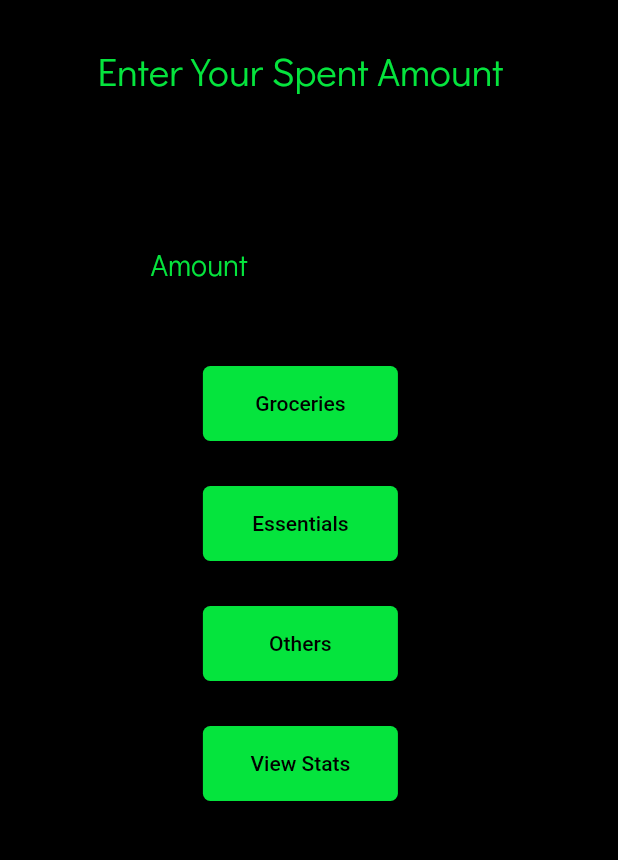
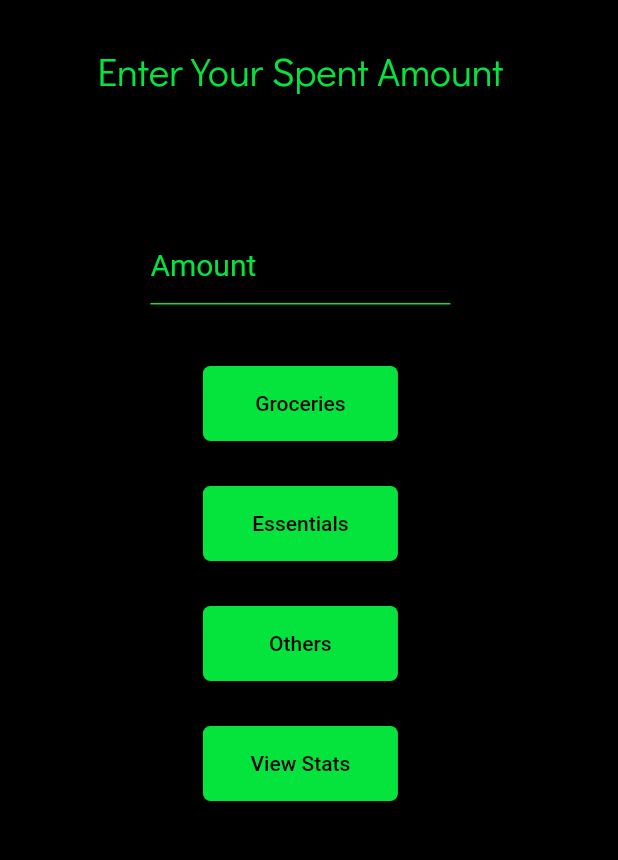
Before and after one commit to MoryaNischay/MobileApp, a Flutter app: the SecondRoute screen opened directly, after a tap on "Groceries", on a phone screen of 412 x 824 dp, the part 84-944 px from its top. Run offline on Flutter 3.47's test engine with Material 2 defaults, Android fonts, the phone set to English and light mode, and no system bars; our stand-ins replace cloud_firestore, firebase_auth, firebase_core, shared_preferences; accounts and stored records are empty; Roboto replaces fonts that are missing (DidactGotgic).

```diff
--- a/lib/screens/lentstats.dart
+++ b/lib/screens/lentstats.dart
@@ -1,10 +1,30 @@
 // ignore_for_file: must_be_immutable, non_constant_identifier_names
 
+import 'package:cloud_firestore/cloud_firestore.dart';
+
+
+import 'package:firebase_auth/firebase_auth.dart';
 import 'package:flutter/material.dart';
 import 'package:newapp/themecode/themecode.dart';
 
-class LentStats extends StatelessWidget {
+class LentStats extends StatefulWidget {
   const LentStats({Key? key}) : super(key: key);
+
+  @override
+  State<LentStats> createState() => _LentStatsState();
+}
+
+class _LentStatsState extends State<LentStats> {
+  FirebaseAuth auth = FirebaseAuth.instance;
+
+  // Future GetMoney() async {
+  //   String uid = auth.currentUser!.uid.toString();
+  //   var data =
+  //       FirebaseFirestore.instance.collection('MoneyLent').doc(uid).get();
+  //   print(data);
+  // }
+
+
 
   @override
   Widget build(BuildContext context) {
@@ -26,7 +46,6 @@ class LentStats extends StatelessWidget {
         ),
       ),
       body: Center(
-        child: Center(
         child: Column(
           children: const [
             SizedBox(
@@ -35,13 +54,9 @@ class LentStats extends StatelessWidget {
             Text(
               'Amount Lent to others ',
               style: TextStyle(
-                    color: razerColor,
-                    fontFamily: 'DidactGothic',
-                    fontSize: 24),
+                  color: razerColor, fontFamily: 'DidactGothic', fontSize: 24),
             ),
-
           ],
-          ),
         ),
       ),
     );
--- a/lib/screens/secondpage.dart
+++ b/lib/screens/secondpage.dart
@@ -6,10 +6,12 @@ import 'package:flutter/material.dart';
 import 'package:newapp/screens/statspage.dart';
 import 'package:newapp/themecode/themecode.dart';
 import 'package:shared_preferences/shared_preferences.dart';
+import 'package:firebase_auth/firebase_auth.dart';
+import 'package:cloud_firestore/cloud_firestore.dart';
 
 // ignore: must_be_immutable
 class SecondRoute extends StatefulWidget {
-  const SecondRoute({Key? key}) : super(key: key);
+  SecondRoute({Key? key}) : super(key: key);
 
   @override
   Valid createState() => Valid();
@@ -20,7 +22,7 @@ class SecondRoute extends StatefulWidget {
 class Valid extends State<SecondRoute> {
   // declare a variable to keep track of the input text
   String amount = ' ';
-
+  final TextEditingController _controllerField = TextEditingController();
   int _groceries = 0;
   int _essentials = 0;
   int _others = 0;
@@ -122,30 +124,48 @@ class Valid extends State<SecondRoute> {
             ConstrainedBox(
               constraints:
                   const BoxConstraints.tightFor(width: 200, height: 100),
-              child: TextFormField(
-                  onChanged: (val) => setState(() {
-                        amount = val;
-
-                        //
-                      }),
-                  keyboardType: TextInputType.number,
-                  cursorColor: razerColor,
-                  style: const TextStyle(color: razerColor, fontSize: 30),
-                  decoration: const InputDecoration(
+              child: TextField(
+                controller: _controllerField,
+                keyboardType: TextInputType.number,
+                cursorColor: razerColor,
+                style: const TextStyle(color: razerColor, fontSize: 30),
+                decoration: const InputDecoration(
                     hintStyle: (TextStyle(
                         color: razerColor,
-                        fontFamily: 'DidactGothic',
+                        fontFamily: 'DidactGotgic',
                         fontSize: 20)),
-                    border: UnderlineInputBorder(),
-                    hintText: 'Amount',
-                  )),
+                    enabledBorder: UnderlineInputBorder(
+                        borderSide: BorderSide(color: razerColor)),
+                    hintText: 'Amount'),
+              ),
+              // child: TextFormField(
+              //     onChanged: (val) => setState(() {
+              //           amount = val;
+
+              //           //
+              //         }),
+              //     keyboardType: TextInputType.number,
+              //     cursorColor: razerColor,
+              //     style: const TextStyle(color: razerColor, fontSize: 30),
+              //     decoration: const InputDecoration(
+              //       hintStyle: (TextStyle(
+              //           color: razerColor,
+              //           fontFamily: 'DidactGothic',
+              //           fontSize: 20)),
+              //       border: UnderlineInputBorder(),
+              //       hintText: 'Amount',
+              //     )),
             ),
             ElevatedButton(
                 style: style1,
                 onPressed: () {
-                  _groceries = _groceries + int.parse(amount);
-                  print(_groceries);
-                  setGroceries();
+                  final groc = _controllerField.text;
+
+                  userSetup(Money: groc);
+                  _controllerField.clear();
+                  // _groceries = _groceries + int.parse(amount);
+                  // print(_groceries);
+                  // setGroceries();
                 },
                 child: const Text('Groceries')),
             const SizedBox(
@@ -188,4 +208,14 @@ class Valid extends State<SecondRoute> {
       ),
     );
   }
+
+  Future userSetup({required String Money}) async {
+    FirebaseAuth auth = FirebaseAuth.instance;
+    String uid = auth.currentUser!.uid.toString();
+    int mnd = int.parse(Money);
+    final docUser = FirebaseFirestore.instance.collection('Groceries').doc(uid);
+    final json = {'Groceries': FieldValue.increment(mnd)};
+
+    await docUser.set(json, SetOptions(merge: true));
+  }
 }
```
Also changed, not shown: lib/screens/lentmoney.dart (+4 -3 lines). Lines whose indentation alone changed are shown as unchanged.
